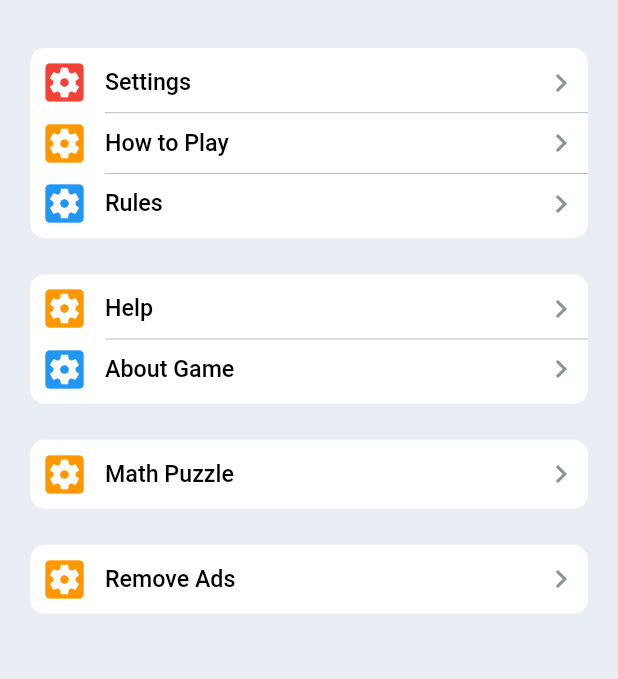
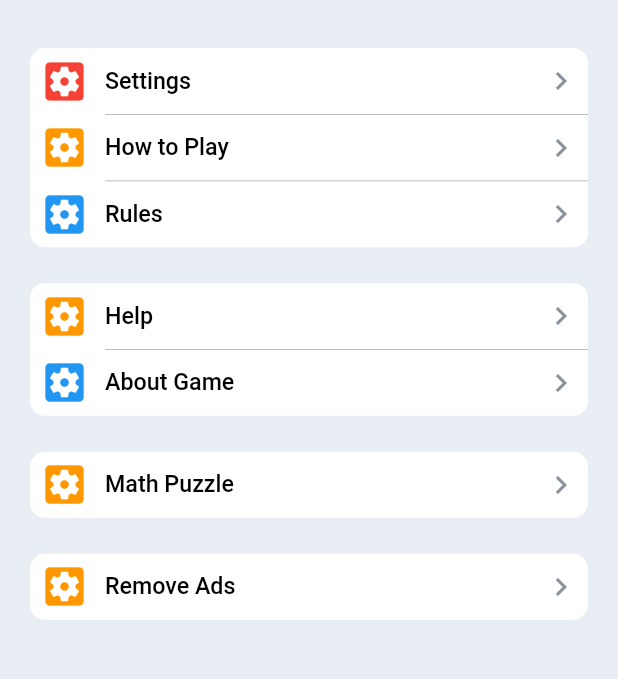
Before and after one commit to recepsenoglu/Flutter_Sudoku, a Flutter app: the OptionsScreen screen opened by its route, on a phone screen of 412 x 824 dp, the part 75-754 px from its top. Run offline on Flutter 3.47's test engine with Material 2 defaults, Android fonts, the phone set to English and light mode, and no system bars; our stand-ins replace shared_preferences; accounts and stored records are empty.

Commit message:
option group widget edited

```diff
--- a/lib/widgets/option_widgets/option_group_widget.dart
+++ b/lib/widgets/option_widgets/option_group_widget.dart
@@ -26,7 +26,6 @@ class OptionGroup extends StatelessWidget {
         const SizedBox(height: 12),
         Container(
           width: double.infinity,
-          padding: const EdgeInsets.symmetric(vertical: 3),
           decoration: BoxDecoration(
             color: Colors.white,
             borderRadius: BorderRadius.circular(10),
@@ -40,7 +39,7 @@ class OptionGroup extends StatelessWidget {
                   children: [
                     Padding(
                       padding: const EdgeInsets.symmetric(
-                          horizontal: 6, vertical: 3),
+                          horizontal: 6, vertical: 5),
                       child: options[index],
                     ),
                     Visibility(
@@ -64,7 +63,6 @@ class OptionGroup extends StatelessWidget {
             padding: const EdgeInsets.symmetric(horizontal: 16),
             child: Text(
               groupDescription!,
-
               style: AppTextStyles.optionGroupDescription,
             ),
           ),
```
